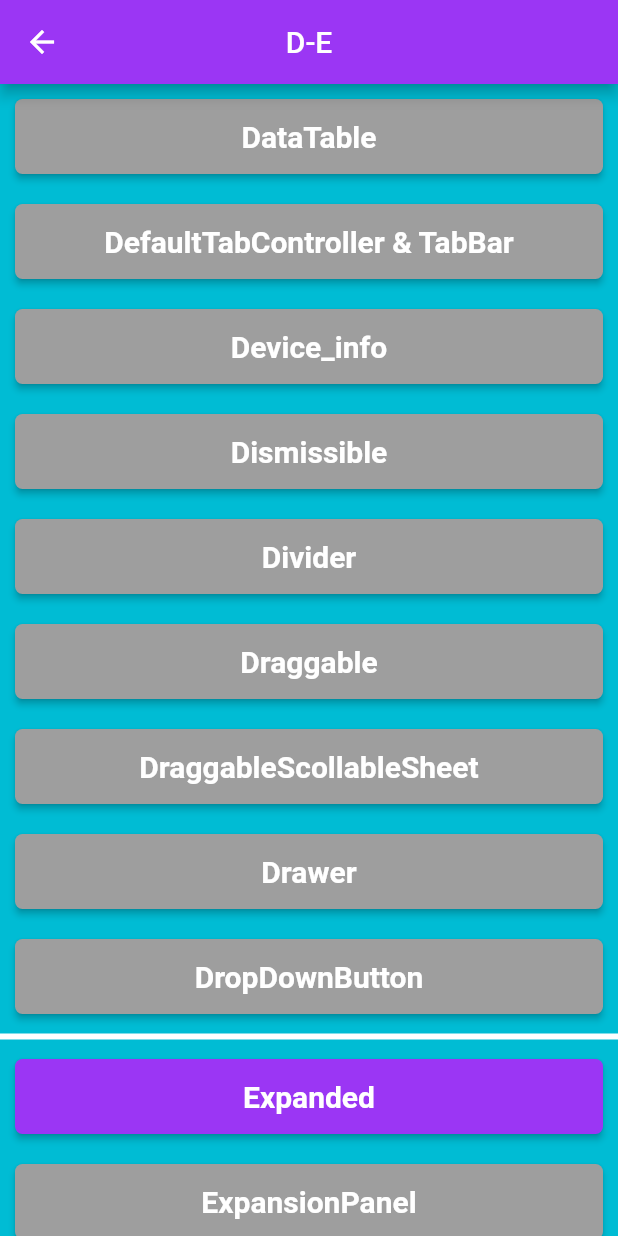
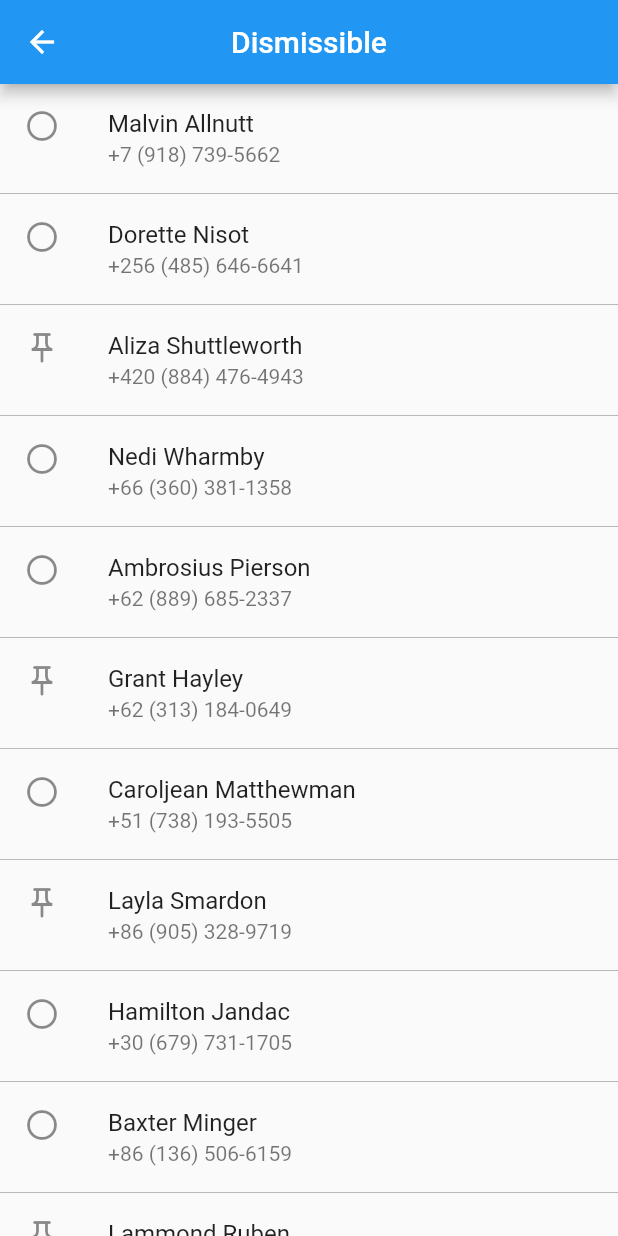
Before and after one commit to LuisPulenta/widgetsoftheweek, a Flutter app: the DEScreen screen opened directly, after a tap on "Dismissible", on a phone screen of 412 x 824 dp. Run offline on Flutter 3.47's test engine with Material 2 defaults, Android fonts, the phone set to English and light mode, and no system bars.

Commit message:
03Set2022

```diff
--- /dev/null
+++ b/lib/data/people.dart
@@ -0,0 +1,352 @@
+final List<Map<String, dynamic>> people = [
+  {
+    "id": 1,
+    "first_name": "Malvin",
+    "last_name": "Allnutt",
+    "phone": "+7 (918) 739-5662",
+    "pinned": false
+  },
+  {
+    "id": 2,
+    "first_name": "Dorette",
+    "last_name": "Nisot",
+    "phone": "+256 (485) 646-6641",
+    "pinned": false
+  },
+  {
+    "id": 3,
+    "first_name": "Aliza",
+    "last_name": "Shuttleworth",
+    "phone": "+420 (884) 476-4943",
+    "pinned": true
+  },
+  {
+    "id": 4,
+    "first_name": "Nedi",
+    "last_name": "Wharmby",
+    "phone": "+66 (360) 381-1358",
+    "pinned": false
+  },
+  {
+    "id": 5,
+    "first_name": "Ambrosius",
+    "last_name": "Pierson",
+    "phone": "+62 (889) 685-2337",
+    "pinned": false
+  },
+  {
+    "id": 6,
+    "first_name": "Grant",
+    "last_name": "Hayley",
+    "phone": "+62 (313) 184-0649",
+    "pinned": true
+  },
+  {
+    "id": 7,
+    "first_name": "Caroljean",
+    "last_name": "Matthewman",
+    "phone": "+51 (738) 193-5505",
+    "pinned": false
+  },
+  {
+    "id": 8,
+    "first_name": "Layla",
+    "last_name": "Smardon",
+    "phone": "+86 (905) 328-9719",
+    "pinned": true
+  },
+  {
+    "id": 9,
+    "first_name": "Hamilton",
+    "last_name": "Jandac",
+    "phone": "+30 (679) 731-1705",
+    "pinned": false
+  },
+  {
+    "id": 10,
+    "first_name": "Baxter",
+    "last_name": "Minger",
+    "phone": "+86 (136) 506-6159",
+    "pinned": false
+  },
+  {
+    "id": 11,
+    "first_name": "Lammond",
+    "last_name": "Ruben",
+    "phone": "+62 (494) 976-9764",
+    "pinned": true
+  },
+  {
+    "id": 12,
+    "first_name": "Margeaux",
+    "last_name": "Trenaman",
+    "phone": "+55 (190) 103-4845",
+    "pinned": false
+  },
+  {
+    "id": 13,
+    "first_name": "Sergio",
+    "last_name": "Pomery",
+    "phone": "+7 (885) 600-6185",
+    "pinned": false
+  },
+  {
+    "id": 14,
+    "first_name": "Berke",
+    "last_name": "Tremmil",
+    "phone": "+48 (171) 521-2220",
+    "pinned": false
+  },
+  {
+    "id": 15,
+    "first_name": "Tamiko",
+    "last_name": "Tolmie",
+    "phone": "+237 (882) 151-7633",
+    "pinned": false
+  },
+  {
+    "id": 16,
+    "first_name": "Rafael",
+    "last_name": "McQuaide",
+    "phone": "+86 (341) 514-6779",
+    "pinned": false
+  },
+  {
+    "id": 17,
+    "first_name": "Jacquelin",
+    "last_name": "Waddingham",
+    "phone": "+234 (381) 866-6733",
+    "pinned": true
+  },
+  {
+    "id": 18,
+    "first_name": "Bard",
+    "last_name": "Semiras",
+    "phone": "+55 (114) 124-1441",
+    "pinned": false
+  },
+  {
+    "id": 19,
+    "first_name": "Griz",
+    "last_name": "Sunner",
+    "phone": "+86 (924) 267-8067",
+    "pinned": false
+  },
+  {
+    "id": 20,
+    "first_name": "Lezley",
+    "last_name": "Morriss",
+    "phone": "+86 (452) 484-8923",
+    "pinned": true
+  },
+  {
+    "id": 21,
+    "first_name": "Davidson",
+    "last_name": "Attwoull",
+    "phone": "+53 (428) 234-7645",
+    "pinned": true
+  },
+  {
+    "id": 22,
+    "first_name": "Bernie",
+    "last_name": "Oglethorpe",
+    "phone": "+677 (323) 480-1652",
+    "pinned": true
+  },
+  {
+    "id": 23,
+    "first_name": "Alyse",
+    "last_name": "Chesney",
+    "phone": "+7 (181) 327-1195",
+    "pinned": true
+  },
+  {
+    "id": 24,
+    "first_name": "Linn",
+    "last_name": "Josephi",
+    "phone": "+51 (232) 520-5454",
+    "pinned": true
+  },
+  {
+    "id": 25,
+    "first_name": "Alisun",
+    "last_name": "Wilkison",
+    "phone": "+86 (359) 139-4321",
+    "pinned": true
+  },
+  {
+    "id": 26,
+    "first_name": "Brynn",
+    "last_name": "Colquit",
+    "phone": "+62 (567) 480-9288",
+    "pinned": false
+  },
+  {
+    "id": 27,
+    "first_name": "Hi",
+    "last_name": "Bulward",
+    "phone": "+385 (686) 264-5540",
+    "pinned": true
+  },
+  {
+    "id": 28,
+    "first_name": "Meier",
+    "last_name": "Niese",
+    "phone": "+1 (512) 113-9285",
+    "pinned": true
+  },
+  {
+    "id": 29,
+    "first_name": "Iggie",
+    "last_name": "Leaman",
+    "phone": "+992 (909) 355-1048",
+    "pinned": true
+  },
+  {
+    "id": 30,
+    "first_name": "Carrie",
+    "last_name": "Toyne",
+    "phone": "+86 (212) 222-3023",
+    "pinned": true
+  },
+  {
+    "id": 31,
+    "first_name": "Joeann",
+    "last_name": "Ryhorovich",
+    "phone": "+1 (602) 169-2892",
+    "pinned": false
+  },
+  {
+    "id": 32,
+    "first_name": "Sawyer",
+    "last_name": "Dibb",
+    "phone": "+48 (716) 364-4895",
+    "pinned": true
+  },
+  {
+    "id": 33,
+    "first_name": "Tiffy",
+    "last_name": "Galliford",
+    "phone": "+249 (344) 803-3538",
+    "pinned": true
+  },
+  {
+    "id": 34,
+    "first_name": "Bartholomeo",
+    "last_name": "Bunson",
+    "phone": "+502 (977) 401-9323",
+    "pinned": true
+  },
+  {
+    "id": 35,
+    "first_name": "Kellen",
+    "last_name": "Lanaway",
+    "phone": "+63 (245) 893-5836",
+    "pinned": false
+  },
+  {
+    "id": 36,
+    "first_name": "Garwood",
+    "last_name": "Gerok",
+    "phone": "+86 (200) 175-4296",
+    "pinned": false
+  },
+  {
+    "id": 37,
+    "first_name": "Abby",
+    "last_name": "Blackston",
+    "phone": "+7 (703) 222-6771",
+    "pinned": true
+  },
+  {
+    "id": 38,
+    "first_name": "Kory",
+    "last_name": "Wilfing",
+    "phone": "+55 (215) 242-2671",
+    "pinned": false
+  },
+  {
+    "id": 39,
+    "first_name": "Lotti",
+    "last_name": "Chaulk",
+    "phone": "+7 (770) 243-8864",
+    "pinned": false
+  },
+  {
+    "id": 40,
+    "first_name": "Elana",
+    "last_name": "Styles",
+    "phone": "+86 (134) 626-3128",
+    "pinned": true
+  },
+  {
+    "id": 41,
+    "first_name": "Dacey",
+    "last_name": "Foulks",
+    "phone": "+387 (230) 677-2965",
+    "pinned": true
+  },
+  {
+    "id": 42,
+    "first_name": "Rozalie",
+    "last_name": "Folbig",
+    "phone": "+54 (189) 416-3367",
+    "pinned": true
+  },
+  {
+    "id": 43,
+    "first_name": "Guendolen",
+    "last_name": "Birtonshaw",
+    "phone": "+86 (734) 234-9235",
+    "pinned": true
+  },
+  {
+    "id": 44,
+    "first_name": "Ham",
+    "last_name": "Hullett",
+    "phone": "+51 (301) 547-4985",
+    "pinned": false
+  },
+  {
+    "id": 45,
+    "first_name": "Merrill",
+    "last_name": "Gascoine",
+    "phone": "+86 (272) 362-0809",
+    "pinned": false
+  },
+  {
+    "id": 46,
+    "first_name": "Kasey",
+    "last_name": "Jaggi",
+    "phone": "+86 (816) 233-7371",
+    "pinned": true
+  },
+  {
+    "id": 47,
+    "first_name": "Sella",
+    "last_name": "Jeckells",
+    "phone": "+57 (919) 183-1412",
+    "pinned": true
+  },
+  {
+    "id": 48,
+    "first_name": "Caty",
+    "last_name": "Romke",
+    "phone": "+62 (175) 686-3506",
+    "pinned": true
+  },
+  {
+    "id": 49,
+    "first_name": "Tamas",
+    "last_name": "Strangwood",
+    "phone": "+52 (502) 488-8391",
+    "pinned": false
+  },
+  {
+    "id": 50,
+    "first_name": "Luis",
+    "last_name": "Núñez",
+    "phone": "+54 (351) 681-4963",
+    "pinned": true
+  }
+];
--- /dev/null
+++ b/lib/screens/DE/dismissible_screen.dart
@@ -0,0 +1,130 @@
+import 'package:flutter/material.dart';
+import 'package:widgetsoftheweek/data/people.dart';
+
+class DismissibleScreen extends StatefulWidget {
+  const DismissibleScreen({Key? key}) : super(key: key);
+
+  @override
+  State<DismissibleScreen> createState() => _DismissibleScreenState();
+}
+
+class _DismissibleScreenState extends State<DismissibleScreen> {
+//-------------------------------------------------------------------
+//---------------------- Inicialización de variables  ---------------
+//-------------------------------------------------------------------
+
+  List<Map<String, dynamic>> contacts = [...people];
+
+//-------------------------------------------------------------------
+//---------------------- Pantalla -----------------------------------
+//-------------------------------------------------------------------
+
+  @override
+  Widget build(BuildContext context) {
+    return Scaffold(
+      appBar: AppBar(
+        title: const Text('Dismissible'),
+        centerTitle: true,
+      ),
+      body: ListView.separated(
+        itemCount: contacts.length,
+        separatorBuilder: (_, __) => const Divider(
+          color: Colors.black26,
+          height: 2,
+        ),
+        itemBuilder: (_, int index) => ListItem(
+          contact: contacts[index],
+          index: index,
+          onDeleteContact: onDeleteContact,
+          onTooglePinned: onTooglePinned,
+        ),
+      ),
+    );
+  }
+
+//-------------------------------------------------------------------
+//---------------------- onTooglePinned -----------------------------
+//-------------------------------------------------------------------
+
+  void onTooglePinned(int index) {
+    setState(() {
+      contacts[index]['pinned'] = !contacts[index]['pinned'];
+    });
+  }
+
+//-------------------------------------------------------------------
+//---------------------- onDeleteContact ----------------------------
+//-------------------------------------------------------------------
+
+  void onDeleteContact(int index) {
+    setState(() {
+      contacts.removeAt(index);
+    });
+  }
+}
+
+// ****************************** FIN DE LA CLASE *******************
+
+//-------------------------------------------------------------------
+//---------------------- class ListItem -----------------------------
+//-------------------------------------------------------------------
+class ListItem extends StatelessWidget {
+  const ListItem(
+      {Key? key,
+      required this.contact,
+      required this.index,
+      required this.onTooglePinned,
+      required this.onDeleteContact})
+      : super(key: key);
+
+  final Map<String, dynamic> contact;
+  final int index;
+  final Function onTooglePinned;
+  final Function onDeleteContact;
+
+  @override
+  Widget build(BuildContext context) {
+    return Dismissible(
+      key: UniqueKey(),
+      background: Container(
+        color: Colors.red[400],
+        child: const Icon(
+          Icons.delete_outline_rounded,
+          color: Colors.white,
+        ),
+        alignment: Alignment.centerLeft,
+        padding: const EdgeInsets.only(left: 10),
+      ),
+      secondaryBackground: Container(
+        color: Colors.blue[400],
+        child: const Icon(
+          Icons.push_pin_outlined,
+          color: Colors.white,
+        ),
+        alignment: Alignment.centerRight,
+        padding: const EdgeInsets.only(right: 10),
+      ),
+      onDismissed: (direction) {
+        if (direction == DismissDirection.startToEnd) {
+          onDeleteContact(index);
+        }
+      },
+      confirmDismiss: (direction) async {
+        //Pinned o Toggle
+        if (direction == DismissDirection.endToStart) {
+          onTooglePinned(index);
+          return false;
+        }
+        return true;
+      },
+      child: ListTile(
+        leading: Icon(contact['pinned']
+            ? Icons.push_pin_outlined
+            : Icons.circle_outlined),
+        title: Text('${contact['first_name']} ${contact['last_name']}'),
+        subtitle: Text(contact['phone']),
+        //dense: true,
+      ),
+    );
+  }
+}
--- a/lib/screens/DE/screens.dart
+++ b/lib/screens/DE/screens.dart
@@ -1 +1,2 @@
 export 'package:widgetsoftheweek/screens/DE/expanded_screen.dart';
+export 'package:widgetsoftheweek/screens/DE/dismissible_screen.dart';
--- /dev/null
+++ b/lib/screens/F/flexible_screen.dart
@@ -0,0 +1,43 @@
+import 'package:flutter/material.dart';
+
+class FlexibleScreen extends StatelessWidget {
+  const FlexibleScreen({Key? key}) : super(key: key);
+
+  @override
+  Widget build(BuildContext context) {
+    return Scaffold(
+        appBar: AppBar(
+          title: const Text('Flexible'),
+          centerTitle: true,
+        ),
+        body: Column(
+          children: [
+            Flexible(
+                flex: 2,
+                fit: FlexFit.tight,
+                child: Container(
+                    color: Colors.blue,
+                    child: const Center(
+                        child: Text("flex:2",
+                            style: TextStyle(
+                                fontSize: 30, fontWeight: FontWeight.bold))))),
+            Flexible(
+                flex: 3,
+                child: Container(
+                    color: Colors.red,
+                    child: const Center(
+                        child: Text("flex:3",
+                            style: TextStyle(
+                                fontSize: 30, fontWeight: FontWeight.bold))))),
+            Flexible(
+                flex: 1,
+                child: Container(
+                    color: Colors.yellow,
+                    child: const Center(
+                        child: Text("flex:1",
+                            style: TextStyle(
+                                fontSize: 30, fontWeight: FontWeight.bold))))),
+          ],
+        ));
+  }
+}
--- a/lib/screens/F/screens.dart
+++ b/lib/screens/F/screens.dart
@@ -1,3 +1,4 @@
 export 'package:widgetsoftheweek/screens/F/fade_in_image_screen.dart';
 export 'package:widgetsoftheweek/screens/F/fitted_box_screen.dart';
 export 'package:widgetsoftheweek/screens/F/floating_action_button_screen.dart';
+export 'package:widgetsoftheweek/screens/F/flexible_screen.dart';
--- /dev/null
+++ b/lib/screens/GHI/hero2_screen.dart
@@ -0,0 +1,29 @@
+import 'package:flutter/material.dart';
+
+class Hero2Screen extends StatelessWidget {
+  const Hero2Screen({Key? key}) : super(key: key);
+
+  @override
+  Widget build(BuildContext context) {
+    return Scaffold(
+      appBar: AppBar(title: const Text('Hero Detalle')),
+      body: Column(
+        children: const [
+          Hero(
+            tag: "Luis",
+            child: FlutterLogo(
+              size: 450,
+            ),
+          ),
+          Padding(
+            padding: EdgeInsets.all(30),
+            child: Text(
+              'Lorem Ipsum es simplemente el texto de relleno de las imprentas y archivos de texto. ',
+              style: TextStyle(fontSize: 30),
+            ),
+          ),
+        ],
+      ),
+    );
+  }
+}
--- /dev/null
+++ b/lib/screens/GHI/hero_screen.dart
@@ -0,0 +1,77 @@
+import 'package:flutter/material.dart';
+import 'package:widgetsoftheweek/screens/GHI/screens.dart';
+
+class HeroScreen extends StatelessWidget {
+  const HeroScreen({Key? key}) : super(key: key);
+
+  @override
+  Widget build(BuildContext context) {
+    return Scaffold(
+      appBar: AppBar(
+        title: const Text('Hero'),
+        centerTitle: true,
+      ),
+      body: Table(
+        children: [
+          const TableRow(children: [
+            Placeholder(
+              fallbackHeight: 150,
+            ),
+            Placeholder(
+              fallbackHeight: 150,
+            ),
+            Placeholder(
+              fallbackHeight: 150,
+            ),
+          ]),
+          const TableRow(children: [
+            Placeholder(
+              fallbackHeight: 150,
+            ),
+            Placeholder(
+              fallbackHeight: 150,
+            ),
+            Placeholder(
+              fallbackHeight: 150,
+            ),
+          ]),
+          TableRow(children: [
+            GestureDetector(
+              child: const Hero(
+                tag: "Luis",
+                child: FlutterLogo(
+                  size: 150,
+                ),
+              ),
+              onTap: () => pushRoute(context),
+            ),
+            const Placeholder(
+              fallbackHeight: 150,
+            ),
+            const Placeholder(
+              fallbackHeight: 150,
+            ),
+          ]),
+          TableRow(children: [
+            const Placeholder(
+              fallbackHeight: 150,
+            ),
+            const Placeholder(
+              fallbackHeight: 150,
+            ),
+            Container(),
+          ]),
+        ],
+      ),
+    );
+  }
+
+  void pushRoute(BuildContext context) {
+    Navigator.push(
+      context,
+      MaterialPageRoute(
+        builder: (BuildContext context) => const Hero2Screen(),
+      ),
+    );
+  }
+}
--- /dev/null
+++ b/lib/screens/GHI/screens.dart
@@ -0,0 +1,2 @@
+export 'package:widgetsoftheweek/screens/GHI/hero2_screen.dart';
+export 'package:widgetsoftheweek/screens/GHI/hero_screen.dart';
--- a/lib/screens/de_screen.dart
+++ b/lib/screens/de_screen.dart
@@ -40,11 +40,13 @@ class DEScreen extends StatelessWidget {
                   alto: altoBoton,
                   color: color),
               Boton(
-                  titulo: "Dismissible",
-                  screen: Container(),
-                  ancho: anchoBoton,
-                  alto: altoBoton,
-                  color: color),
+                titulo: "Dismissible",
+                screen: DismissibleScreen(),
+                ancho: anchoBoton,
+                alto: altoBoton,
+                color: color,
+                ok: true,
+              ),
               Boton(
                   titulo: "Divider",
                   screen: Container(),
--- a/lib/screens/f_screen.dart
+++ b/lib/screens/f_screen.dart
@@ -50,11 +50,13 @@ class FScreen extends StatelessWidget {
                 ok: true,
               ),
               Boton(
-                  titulo: "Flexible",
-                  screen: Container(),
-                  ancho: anchoBoton,
-                  alto: altoBoton,
-                  color: color),
+                titulo: "Flexible",
+                screen: FlexibleScreen(),
+                ancho: anchoBoton,
+                alto: altoBoton,
+                color: color,
+                ok: true,
+              ),
               Boton(
                 titulo: "Floating Action Button",
                 screen: const FloatingActionButtonScreen(),
--- a/lib/screens/ghi_screen.dart
+++ b/lib/screens/ghi_screen.dart
@@ -1,4 +1,5 @@
 import 'package:flutter/material.dart';
+import 'package:widgetsoftheweek/screens/GHI/hero_screen.dart';
 import 'package:widgetsoftheweek/widgets/widgets.dart';
 
 class GHIScreen extends StatelessWidget {
@@ -50,11 +51,13 @@ class GHIScreen extends StatelessWidget {
                 height: 10,
               ),
               Boton(
-                  titulo: "Hero",
-                  screen: Container(),
-                  ancho: anchoBoton,
-                  alto: altoBoton,
-                  color: color),
+                titulo: "Hero",
+                screen: HeroScreen(),
+                ancho: anchoBoton,
+                alto: altoBoton,
+                color: color,
+                ok: true,
+              ),
               Boton(
                   titulo: "HeroMode",
                   screen: Container(),
```
Also changed, not shown: 4 other files.
